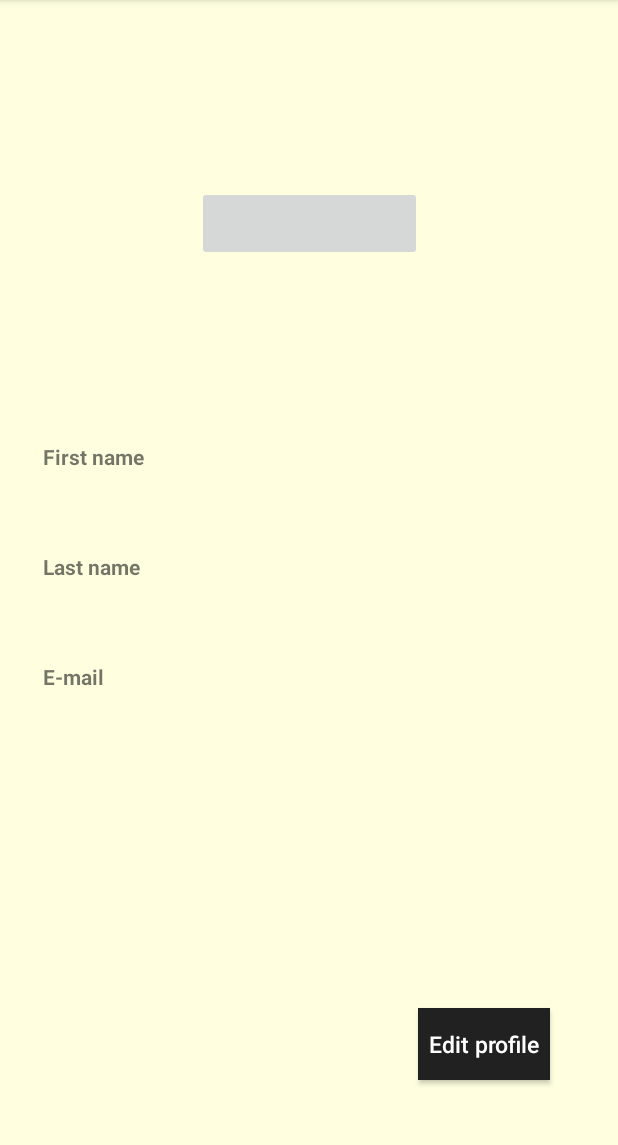
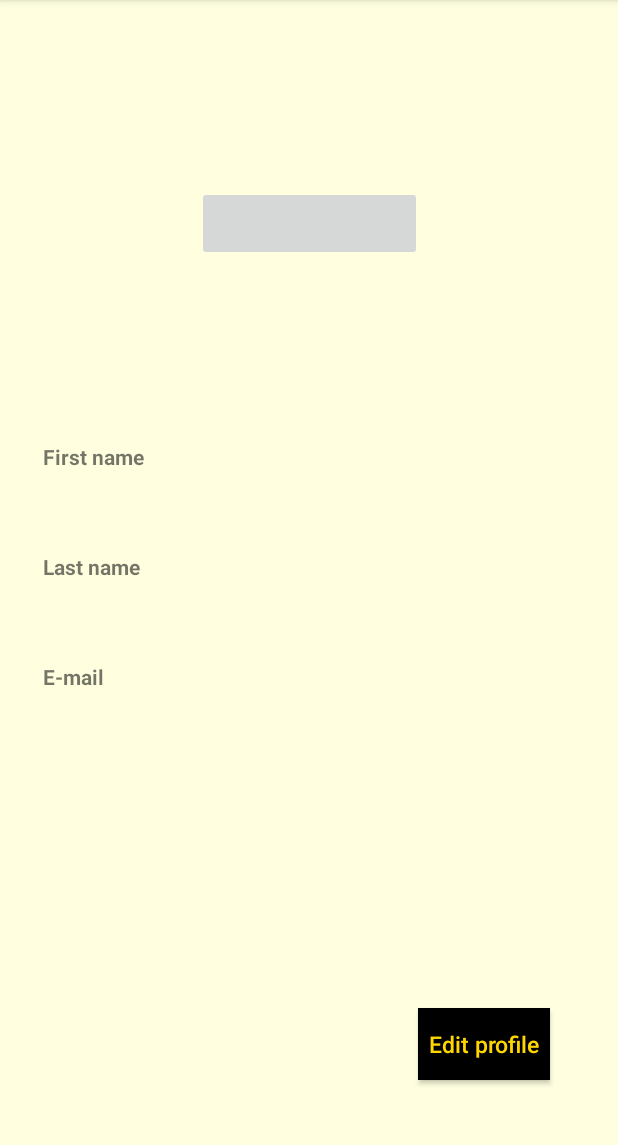
Before and after one commit to Sucramo/P5ProjectChat, an Android app: the FirstPageActivity screen opened directly, with no data from a screen before it, in the options menu, after a tap on "User Settings", on a phone screen of 412 x 824 dp, the part 84-1229 px from its top. Run offline under Robolectric (Android 15) with nearby library versions, the phone set to English and light mode, and no system bars; our stand-ins replace Firebase (no records; nobody signed in at launch, a user with empty details on screens opened directly); 4 statements that could not run were skipped.

Commit message:
Woah the app looks amazing

```diff
--- a/app/src/main/java/com/example/p5projectchat/ProjectManagement/ChatFragment.java
+++ b/app/src/main/java/com/example/p5projectchat/ProjectManagement/ChatFragment.java
@@ -48,6 +48,7 @@ public class ChatFragment extends Fragment {
     private String user_name, room_name;
     private DatabaseReference root;
     private String temp_key;
+
 
 
     @Nullable
--- a/app/src/main/java/com/example/p5projectchat/ProjectManagement/FirstPageActivity.java
+++ b/app/src/main/java/com/example/p5projectchat/ProjectManagement/FirstPageActivity.java
@@ -7,6 +7,7 @@ import androidx.appcompat.app.AppCompatActivity;
 
 import android.content.Intent;
 import android.os.Bundle;
+import android.util.Log;
 import android.view.View;
 import android.widget.Button;
 
@@ -72,7 +73,7 @@ public class FirstPageActivity extends AppCompatActivity {
         room_name = findViewById(R.id.room_name_edittext);
         listView = findViewById(R.id.listView);
 
-        arrayAdapter = new ArrayAdapter<String>(this, android.R.layout.simple_list_item_1, list_of_rooms);
+        arrayAdapter = new ArrayAdapter<String>(this, R.layout.list_item, list_of_rooms);
 
         listView.setAdapter(arrayAdapter);
 
@@ -124,8 +125,10 @@ public class FirstPageActivity extends AppCompatActivity {
 
         //Toolbar insertion
         Toolbar toolbar = findViewById(R.id.toolbar);
+        TextView toolbar_title = findViewById(R.id.toolbar_title);
         setSupportActionBar(toolbar);
         getSupportActionBar().setTitle(null);
+        toolbar_title.setText(Global.global_room_name);
 
         drawer = findViewById(R.id.drawer_layout);
 
--- a/app/src/main/res/drawable/ripple_effect.xml
+++ b/app/src/main/res/drawable/ripple_effect.xml
@@ -3,7 +3,9 @@
     android:color="#88FFFFFF"> <!-- Ripple color :: WHITE -->
 
     <item>
-        <color android:color="@color/colorPrimary" />
+        <color android:color="@color/black"
+            />
+
 
     </item>
     <item android:id="@android:id/mask">
--- a/app/src/main/res/layout/activity_edit_user.xml
+++ b/app/src/main/res/layout/activity_edit_user.xml
@@ -31,7 +31,7 @@
                 android:text="Change Profile Picture"
                 android:onClick="addProfilePictureButtonClicked"
                 android:textAllCaps="false"
-                android:textColor="@color/white"
+                android:textColor="@color/cold"
                 />
 
         </RelativeLayout>
--- a/app/src/main/res/layout/activity_login.xml
+++ b/app/src/main/res/layout/activity_login.xml
@@ -61,7 +61,7 @@
         app:layout_constraintTop_toBottomOf="@+id/password"
         app:layout_constraintVertical_bias="0.165"
         android:background="@drawable/ripple_effect"
-        android:textColor="@color/white"/>
+        android:textColor="@color/cold"/>
 
     <Button
         android:id="@+id/create_account_open_activity"
--- a/app/src/main/res/layout/activity_main.xml
+++ b/app/src/main/res/layout/activity_main.xml
@@ -19,7 +19,7 @@
         app:layout_constraintTop_toBottomOf="@+id/textView3"
         app:layout_constraintVertical_bias="0.339"
         android:background="@drawable/ripple_effect"
-        android:textColor="@color/white"
+        android:textColor="@color/cold"
         />
 
     <TextView
--- a/app/src/main/res/layout/activity_user_settings.xml
+++ b/app/src/main/res/layout/activity_user_settings.xml
@@ -90,7 +90,7 @@
         app:layout_constraintHorizontal_bias="0.86"
         app:layout_constraintStart_toStartOf="parent"
         android:background="@drawable/ripple_effect"
-        android:textColor="@color/white"/>
+        android:textColor="@color/cold"/>
 
     <ImageButton
         android:id="@+id/user_image_button"
--- a/app/src/main/res/layout/chat_layout.xml
+++ b/app/src/main/res/layout/chat_layout.xml
@@ -25,7 +25,9 @@
         android:ems="10"
         android:inputType="textPersonName"
         android:text=""
-        android:layout_toLeftOf="@id/btn_send" />
+        android:layout_toLeftOf="@id/btn_send"
+        android:backgroundTint="@color/cold"
+        android:textColor="@color/white"/>
 
     <ScrollView
         android:layout_width="match_parent"
--- a/app/src/main/res/layout/tasks_layout.xml
+++ b/app/src/main/res/layout/tasks_layout.xml
@@ -21,7 +21,8 @@
         android:layout_height="wrap_content"
         android:layout_toEndOf="@id/btn_add_task"
         android:paddingStart="10dp"
-        android:textColor="@color/white">
+        android:textColor="@color/white"
+        >
 
     </EditText>
 
```
Also changed, not shown: app/src/main/res/layout/activity_first_page.xml (+12 -4 lines), app/src/main/res/layout/list_item.xml (added, +10 -0 lines), app/src/main/res/layout/toolbar.xml (+10 -1 lines).
